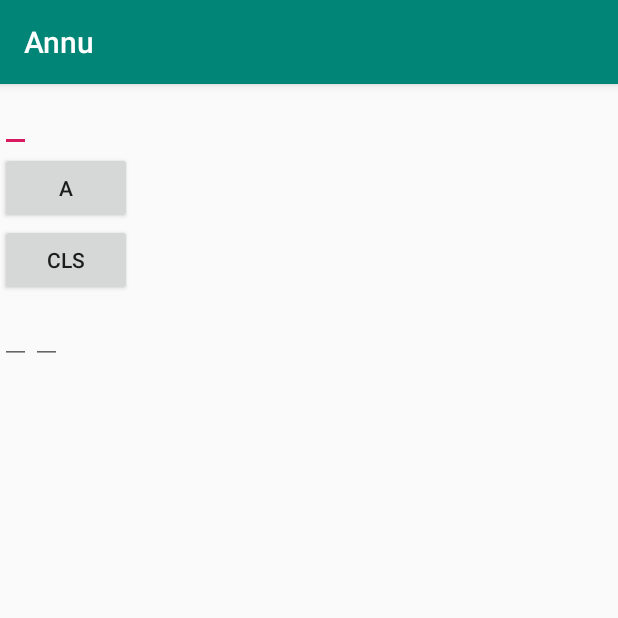
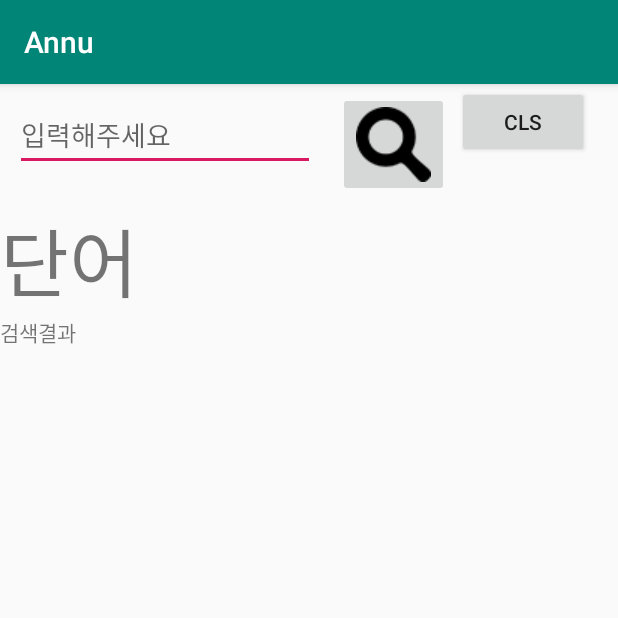
Before and after one commit to wjrmffldrhrl/mobileteam, an Android app: the Dictionary_search screen opened directly, with no data from a screen before it, on a phone screen of 412 x 824 dp, the top half of it. Run offline under Robolectric (Android 15) with nearby library versions, the phone set to English and light mode, and no system bars.

Commit message:
사전기능 추가 레이아웃 재배치

```diff
--- a/app/src/main/java/com/example/annu/Dictionary/Dictionary_search.java
+++ b/app/src/main/java/com/example/annu/Dictionary/Dictionary_search.java
@@ -11,6 +11,8 @@ import android.os.Bundle;
 import android.view.View;
 import android.widget.Button;
 import android.widget.EditText;
+import android.widget.ImageButton;
+import android.widget.TextView;
 import android.widget.Toast;
 
 import com.example.annu.R;
@@ -23,21 +25,25 @@ import java.io.InputStream;
 public class Dictionary_search extends AppCompatActivity {
 
     myDBHelper myHelper;
-    EditText search, edtNameResult, edtNumberResult;
-    Button btnSelect1,btncls;
+    EditText search;
+    Button btn_cls;
+    ImageButton imgbtn_search;
+    TextView text_word, text_mean;
     SQLiteDatabase sqlDB;
 
 
     @Override
     public void onCreate(Bundle savedInstanceState) {
         super.onCreate(savedInstanceState);
-        setContentView(R.layout.dictionary_sarch_layout);
+        setContentView(R.layout.dictionary_search_layout);
 
-        search = (EditText) findViewById(R.id.search);
-        edtNameResult = (EditText) findViewById(R.id.edtNameResult);
-        edtNumberResult = (EditText) findViewById(R.id.edtNumberResult);
-        btnSelect1 = (Button) findViewById(R.id.btnSelect1);
-        btncls = (Button) findViewById(R.id.btncls);
+        search = (EditText) findViewById(R.id.edt_search);
+
+        imgbtn_search = (ImageButton) findViewById(R.id.imgbtn_search);
+        btn_cls = (Button) findViewById(R.id.btn_cls);
+
+        text_word = (TextView) findViewById(R.id.text_word);
+        text_mean= (TextView) findViewById(R.id.text_mean);
 
 /////////////////////////파일 database로 옮겨주기/////////////////////////////////////
 
@@ -68,7 +74,7 @@ public class Dictionary_search extends AppCompatActivity {
 
         myHelper = new myDBHelper(this); //데이터 베이스 생성
 
-        btnSelect1.setOnClickListener(new View.OnClickListener() {
+        imgbtn_search.setOnClickListener(new View.OnClickListener() {
             public void onClick(View v) {
 
                 String search_word = search.getText().toString();//검색어를 저장
@@ -79,16 +85,15 @@ public class Dictionary_search extends AppCompatActivity {
                 sqlDB = myHelper.getReadableDatabase();
                 Cursor cursor;
 
-                if(search_word.getBytes().length <= 0||search_word.charAt(0)<'a' || search_word.charAt(0)> 'z'){//범위 밖의 단어
-                    Toast.makeText(getApplicationContext(),"영단어만 넣어주세요",Toast.LENGTH_SHORT).show();
+                if (search_word.getBytes().length <= 0 || search_word.charAt(0) < 'a' || search_word.charAt(0) > 'z') {//범위 밖의 단어
+                    Toast.makeText(getApplicationContext(), "영단어만 넣어주세요", Toast.LENGTH_SHORT).show();
                     search.setText("");//edittext 초기화
-                }
-                else {
+                } else {
                     cursor = sqlDB.rawQuery("SELECT * FROM " + search_word.charAt(0) + "_word", null);
                     //검색어의 첫번째 문자를 가지고 해당 테이블의 커서를 움직인다.
 
-                    String dic_word = "단어" + "\r\n" + "--------" + "\r\n";
-                    String dic_mean = "뜻" + "\r\n" + "--------" + "\r\n";
+                    String dic_word ="";
+                    String dic_mean ="\r\n" + "----------------------------------------" + "\r\n";
 
                     while (cursor.moveToNext()) {//커서를 계속 진행시킨다.
 
@@ -100,14 +105,14 @@ public class Dictionary_search extends AppCompatActivity {
                     }
 
                     if (cursor.isAfterLast()) {
-                        dic_word += "단어를 찾지";
-                        dic_mean += "못했습니다.";
+                        dic_word += "";
+                        dic_mean += "단어를 찾지못했습니다.";
                     } else
                         dic_mean += cursor.getString(1) + "\r\n";
 
 
-                    edtNameResult.setText(dic_word);//찾은 단어로 입력
-                    edtNumberResult.setText(dic_mean);
+                    text_word.setText(dic_word);//찾은 단어로 입력
+                    text_mean.setText(dic_mean);
 
 
                     cursor.close();
@@ -116,7 +121,7 @@ public class Dictionary_search extends AppCompatActivity {
             }
         });
 
-        btncls.setOnClickListener(new View.OnClickListener() {
+        btn_cls.setOnClickListener(new View.OnClickListener() {
             @Override
             public void onClick(View v) {
                 search.setText("");
--- a/app/src/main/res/layout/dictionary_sarch_layout.xml
+++ /dev/null
@@ -1,40 +0,0 @@
-<?xml version="1.0" encoding="utf-8"?>
-<LinearLayout xmlns:android="http://schemas.android.com/apk/res/android"
-
-    android:layout_width="match_parent"
-    android:layout_height="match_parent"
-    android:orientation="vertical">
-
-    <EditText
-        android:id="@+id/search"
-        android:layout_width="wrap_content"
-        android:layout_height="wrap_content" />
-    <Button
-        android:id="@+id/btnSelect1"
-        android:layout_width="wrap_content"
-        android:layout_height="wrap_content"
-        android:text="a" />
-    <Button
-        android:id="@+id/btncls"
-        android:layout_width="wrap_content"
-        android:layout_height="wrap_content"
-        android:text="cls"/>
-
-
-
-    <LinearLayout
-        android:layout_width="match_parent"
-        android:layout_height="wrap_content"
-        android:orientation="horizontal">
-
-        <EditText
-            android:id="@+id/edtNameResult"
-            android:layout_width="wrap_content"
-            android:layout_height="wrap_content" />
-
-        <EditText
-            android:id="@+id/edtNumberResult"
-            android:layout_width="wrap_content"
-            android:layout_height="wrap_content" />
-    </LinearLayout>
-</LinearLayout>
--- a/app/src/main/res/layout/search_layout.xml
+++ b/app/src/main/res/layout/dictionary_search_layout.xml
@@ -11,24 +11,35 @@
         android:layout_height="wrap_content"
         android:orientation="horizontal">
         <EditText
+            android:id="@+id/edt_search"
             android:layout_margin="10dp"
-            android:layout_width="wrap_content"
+            android:layout_width="200dp"
             android:layout_height="wrap_content"
-            android:hint="            입력해주세요                                 "/>
+            android:hint="입력해주세요"/>
 
 
 
         <ImageButton
             android:layout_margin="5dp"
-            android:id="@+id/search_img"
+            android:id="@+id/imgbtn_search"
             android:layout_width="wrap_content"
             android:layout_height="wrap_content"
             android:src="@drawable/search" />
+        <Button
+            android:id="@+id/btn_cls"
+            android:text="cls"
+            android:layout_width="wrap_content"
+            android:layout_height="wrap_content" />
 
     </LinearLayout>
-
     <TextView
-        android:layout_margin="30dp"
+        android:id="@+id/text_word"
+        android:text="단어"
+        android:textSize="50dp"
+        android:layout_width="wrap_content"
+        android:layout_height="wrap_content" />
+    <TextView
+        android:id="@+id/text_mean"
         android:layout_width="wrap_content"
         android:layout_height="wrap_content"
         android:text="검색결과"/>
```
